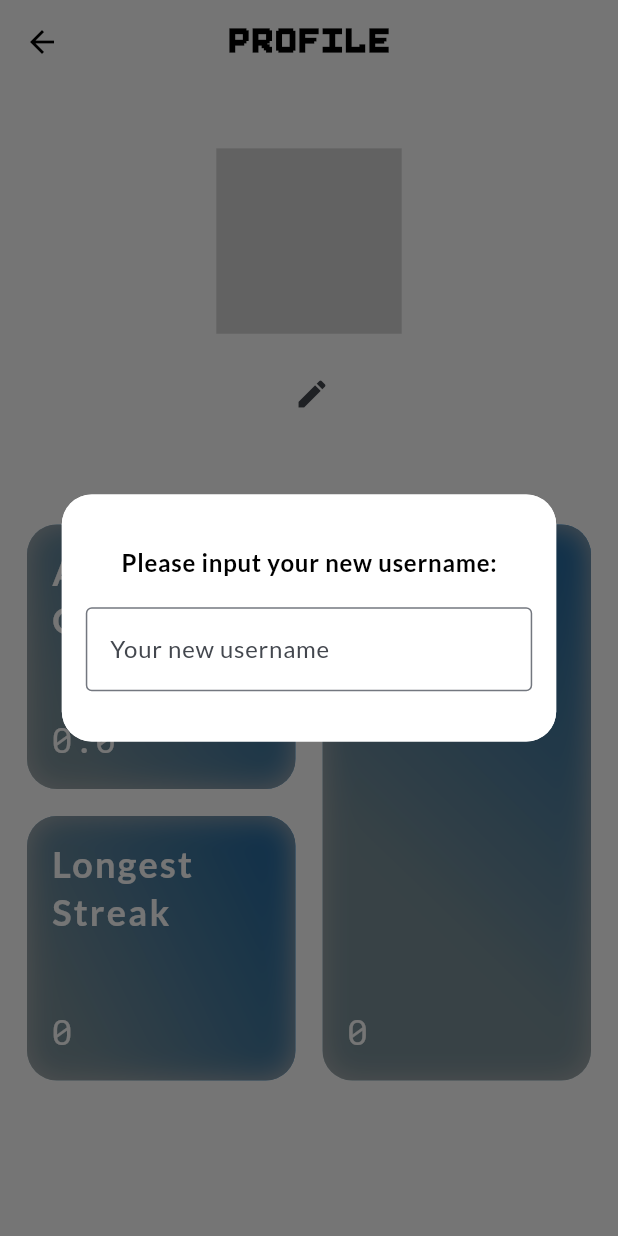
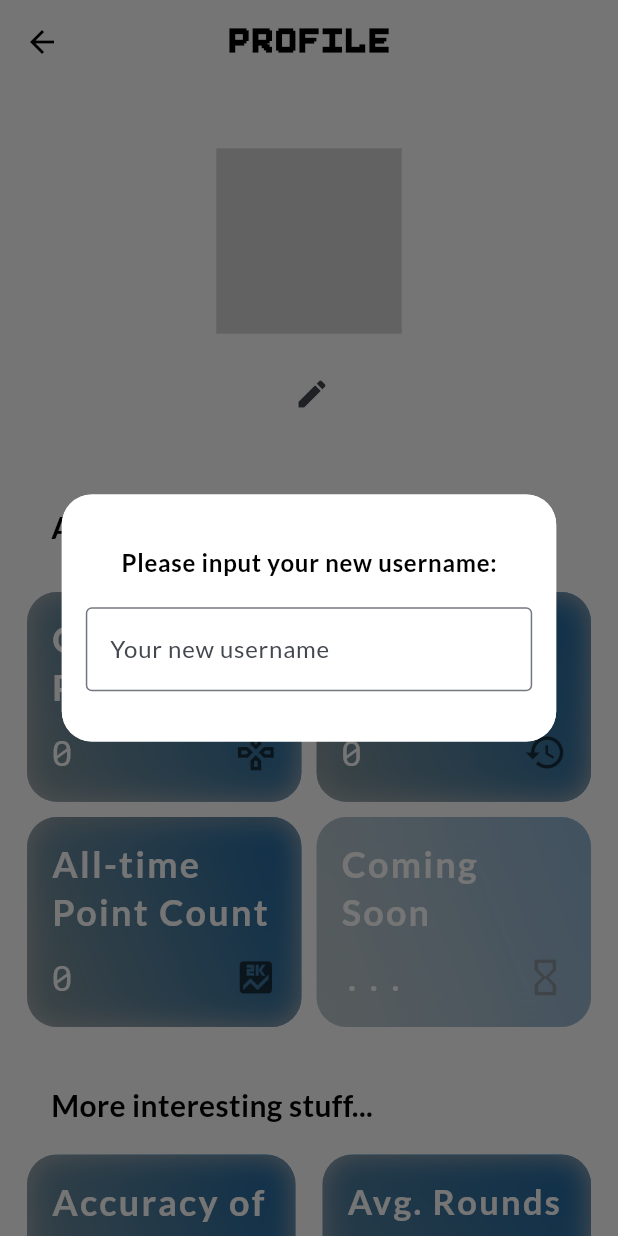
Before and after one commit to TweetGuess/app, a Flutter app: the ProfilePage screen opened directly, after a tap on the "edit" icon, on a phone screen of 412 x 824 dp. Run offline on Flutter 3.47's test engine with Material 2 defaults, Android fonts, the phone set to English and light mode, and no system bars; drawn by our look-alikes of auto_size_text; our stand-ins replace circular_countdown_timer, device_preview, easy_localization, flex_color_scheme, flutter_bloc, freezed_annotation and 11 more; missing offline and left inert: animated_widgets, circular_reveal_animation, flutter_boring_avatars, info_popup, unique_name_generator.

Commit message:
💄 (Profile): Add some more stats, rework InfoTile Implementation & change Profile Layout

```diff
--- a/lib/core/bloc/user/user_bloc.dart
+++ b/lib/core/bloc/user/user_bloc.dart
@@ -94,10 +94,12 @@ class UserBloc extends HydratedBloc<UserEvent, UserState> {
   }
 
   double _calculateAverageAccuracy(int totalGamesPlayed, double accuracy) {
-    return ((state.statistics.accuracyOfGuesses * (totalGamesPlayed - 1) +
-                accuracy) ~/
-            totalGamesPlayed)
-        .toDouble();
+    return ((((state.statistics.accuracyOfGuesses * (totalGamesPlayed - 1) +
+                        accuracy) /
+                    totalGamesPlayed) *
+                100)
+            .toInt() /
+        100);
   }
 
   FutureOr<void> _handleResetStats(
--- a/lib/modules/profile/presentation/profile.dart
+++ b/lib/modules/profile/presentation/profile.dart
@@ -34,17 +34,89 @@ class _ProfilePageState extends State<ProfilePage> {
 
     return DraggableScaffold(
       scrollController: scrollController,
-      bodyChild: ListView(
+      bodyChild: Padding(
+        padding: const EdgeInsets.symmetric(horizontal: 18),
+        child: ListView(
           physics: const NeverScrollableScrollPhysics(),
           children: [
+            const Padding(
+              padding: EdgeInsets.symmetric(horizontal: 16.0, vertical: 8),
+              child: AutoSizeText(
+                "All Time Statistics",
+                minFontSize: 20,
+                style: TextStyle(fontWeight: FontWeight.w600),
+              ),
+            ),
             const Gap(20),
+            Row(
+              children: [
+                Flexible(
+                  child: InfoTile(
+                    isGradient: true,
+                    gradientColors: colors,
+                    data: '${(userBloc.state.statistics.gamesPlayed)}',
+                    title: "Games Played",
+                    icon: Icons.gamepad_outlined,
+                  ),
+                ),
+                const Gap(10),
+                Flexible(
+                  child: InfoTile(
+                    isGradient: true,
+                    gradientColors: colors,
+                    data: '${userBloc.state.statistics.roundsPlayed}',
+                    title: "Rounds Played",
+                    icon: Icons.history,
+                  ),
+                )
+              ],
+            ),
+            const Gap(10),
+            SizedBox(
+              height: 17.h,
+              child: Row(
+                children: [
+                  Flexible(
+                    child: InfoTile(
+                      isGradient: true,
+                      gradientColors: colors,
+                      data: '${(userBloc.state.statistics.gamesPlayed)}',
+                      title: "All-time Point Count",
+                      icon: Icons.score,
+                    ),
+                  ),
+                  const Gap(10),
+                  Flexible(
+                    child: Opacity(
+                      opacity: 0.5,
+                      child: InfoTile(
+                        isGradient: true,
+                        gradientColors: colors,
+                        data: '...',
+                        title: "Coming Soon",
+                        icon: Icons.hourglass_empty,
+                      ),
+                    ),
+                  )
+                ],
+              ),
+            ),
+            const Gap(30),
+            const Padding(
+              padding: EdgeInsets.symmetric(horizontal: 16.0, vertical: 8),
+              child: AutoSizeText(
+                "More interesting stuff...",
+                minFontSize: 20,
+                style: TextStyle(fontWeight: FontWeight.w600),
+              ),
+            ),
+            const Gap(10),
             SizedBox(
               height: 45.h,
               child: Row(
                 mainAxisAlignment: MainAxisAlignment.spaceEvenly,
                 mainAxisSize: MainAxisSize.max,
                 children: [
-                const Gap(18),
                   Flexible(
                     fit: FlexFit.tight,
                     child: Column(
@@ -56,8 +128,9 @@ class _ProfilePageState extends State<ProfilePage> {
                             isGradient: true,
                             gradientColors: colors,
                             data:
-                              '${userBloc.state.statistics.accuracyOfGuesses}',
+                                '${(userBloc.state.statistics.accuracyOfGuesses * 100).toInt()} %',
                             title: "Accuracy of Guesses",
+                            icon: Icons.check,
                           ),
                         ),
                         const Gap(18),
@@ -67,6 +140,7 @@ class _ProfilePageState extends State<ProfilePage> {
                             gradientColors: colors,
                             data: '${userBloc.state.statistics.longestStreak}',
                             title: "Longest Streak",
+                            icon: Icons.trending_up,
                           ),
                         )
                       ],
@@ -80,14 +154,15 @@ class _ProfilePageState extends State<ProfilePage> {
                           child: InfoTile(
                             isGradient: true,
                             gradientColors: colors,
-                          data: '${userBloc.state.statistics.roundsPlayed}',
-                          title: "Rounds Played",
+                            data:
+                                '${userBloc.state.statistics.roundsPlayed / userBloc.state.statistics.gamesPlayed}',
+                            title: "Avg. Rounds Per Game",
+                            icon: Icons.av_timer,
                           ),
                         ),
                       ],
                     ),
                   ),
-                const Gap(18),
                 ],
               ),
             ),
@@ -131,6 +206,7 @@ class _ProfilePageState extends State<ProfilePage> {
               ],
             )
           ],
+        ),
       ),
       title: const Text(
         "Profile",
--- a/lib/ui/components/infotile.dart
+++ b/lib/ui/components/infotile.dart
@@ -3,6 +3,7 @@ import 'dart:ui';
 import 'package:auto_size_text/auto_size_text.dart';
 import 'package:flex_color_scheme/flex_color_scheme.dart';
 import 'package:flutter/material.dart';
+import 'package:gap/gap.dart';
 import 'package:google_fonts/google_fonts.dart';
 import 'package:responsive_sizer/responsive_sizer.dart';
 
@@ -16,6 +17,8 @@ class InfoTile extends StatelessWidget {
     required this.data,
     this.gradientColors,
     this.isGradient = false,
+    this.leading,
+    this.icon,
   })  : assert(
           !isGradient && backgroundColor != null ||
               isGradient && gradientColors != null,
@@ -27,15 +30,14 @@ class InfoTile extends StatelessWidget {
   final bool isGradient;
   final String title;
   final String data;
+  final Widget? leading;
+  final IconData? icon;
 
   @override
   Widget build(BuildContext context) {
     var gradientPos = getRandomAlignments();
 
-    return Stack(
-      children: [
-        Container(
-          width: double.infinity,
+    return Container(
       decoration: BoxDecoration(
         color: backgroundColor,
         gradient: isGradient
@@ -52,42 +54,54 @@ class InfoTile extends StatelessWidget {
             : null,
         borderRadius: const BorderRadius.all(Radius.circular(20)),
       ),
-        ),
-        ClipRRect(
+      child: ClipRRect(
         // Clip it cleanly.
         borderRadius: const BorderRadius.all(Radius.circular(20)),
         child: BackdropFilter(
           filter: ImageFilter.blur(sigmaX: 10, sigmaY: 10),
           child: Container(
             color: Colors.black45.withOpacity(0.3),
-              alignment: Alignment.center,
+            alignment: Alignment.centerLeft,
             child: Padding(
               padding: const EdgeInsets.all(16.0),
               child: Column(
-                  mainAxisAlignment: MainAxisAlignment.spaceEvenly,
+                mainAxisAlignment: MainAxisAlignment.spaceBetween,
                 crossAxisAlignment: CrossAxisAlignment.start,
-                  mainAxisSize: MainAxisSize.min,
+                mainAxisSize: MainAxisSize.max,
                 children: [
                   AutoSizeText(
                     title,
                     maxLines: 2,
-                      style:
-                          Theme.of(context).textTheme.headlineSmall?.copyWith(
+                    style: Theme.of(context).textTheme.headlineSmall?.copyWith(
                           fontWeight: FontWeight.w600,
                           color: Colors.white,
                           letterSpacing: 1.5,
                         ),
                   ),
-                    const Spacer(),
+                  const Gap(10),
+                  Row(
+                    crossAxisAlignment: CrossAxisAlignment.center,
+                    children: [
                       AutoSizeText(
                         data,
                         maxLines: 1,
                         style: GoogleFonts.robotoMono(
-                        textStyle: Theme.of(context)
-                            .textTheme
-                            .bodyMedium
-                            ?.copyWith(fontSize: 20.sp, color: Colors.white),
+                          textStyle:
+                              Theme.of(context).textTheme.bodyMedium?.copyWith(
+                                    fontSize: 20.sp,
+                                    color: Colors.white,
                                   ),
+                        ),
+                      ),
+                      const Spacer(),
+                      Opacity(
+                        opacity: 0.7,
+                        child: Icon(
+                          icon,
+                          size: (IconTheme.of(context).size ?? 24) * 1.2,
+                        ),
+                      )
+                    ],
                   )
                 ],
               ),
@@ -95,7 +109,6 @@ class InfoTile extends StatelessWidget {
           ),
         ),
       ),
-      ],
     );
   }
 }
```
Lines whose indentation alone changed are shown as unchanged.
